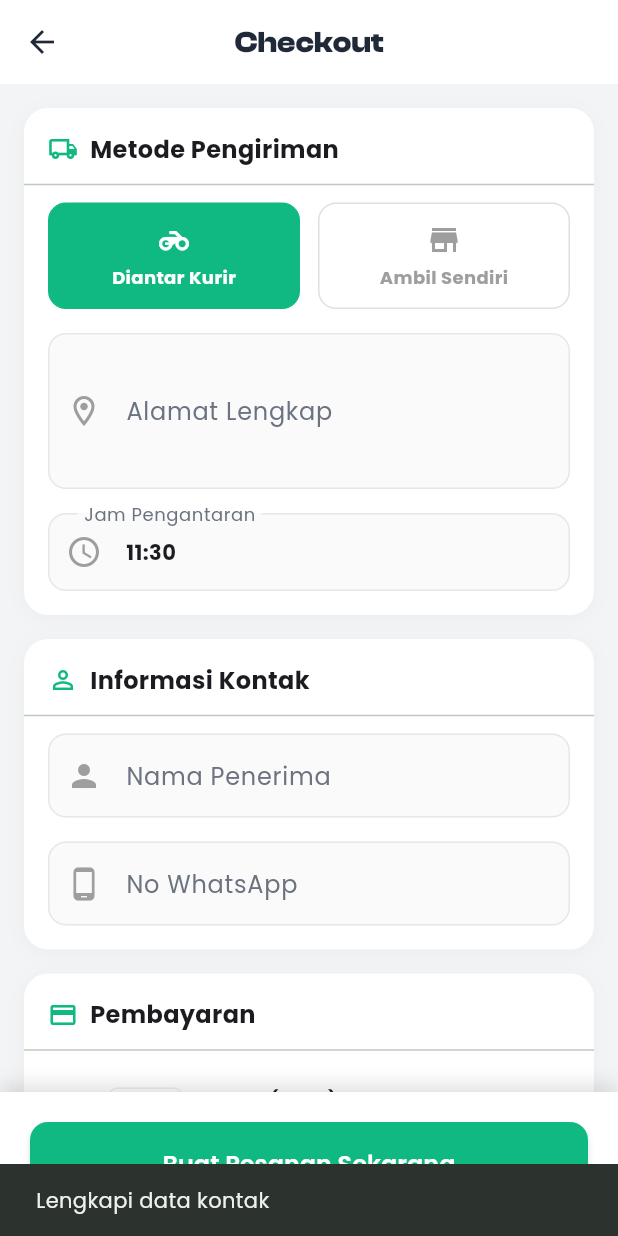
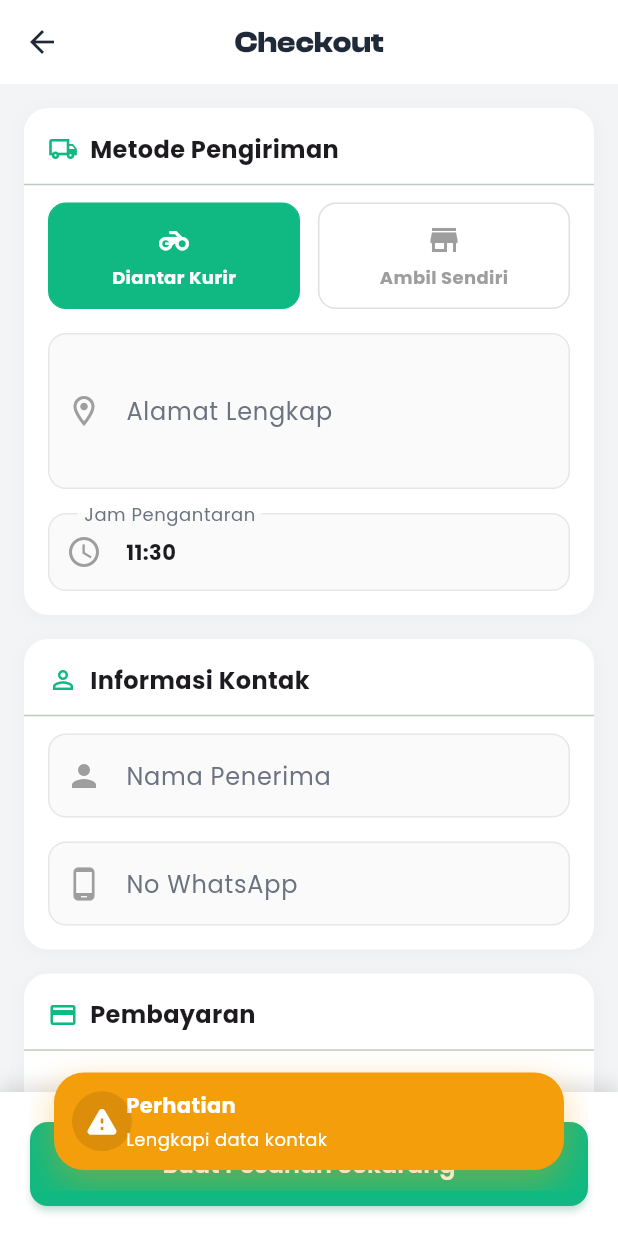
Before and after one commit to mriskisyahputraa2/Aplikasi-PanganKu, a Flutter app: the CheckoutPage screen opened directly, after a tap on "Buat Pesanan Sekarang", on a phone screen of 412 x 824 dp. Run offline on Flutter 3.47's test engine with Material 3 defaults, Android fonts, the phone set to English and light mode, and no system bars; our stand-ins replace cached_network_image, google_fonts, image_picker, shared_preferences; accounts and stored records are empty; network calls fail.

Commit message:
ui: custom pesan toast & implementasi ke semua halaman

```diff
--- a/lib/ui/pages/auth/login_page.dart
+++ b/lib/ui/pages/auth/login_page.dart
@@ -4,6 +4,7 @@ import 'package:panganku_mobile/core/theme/app_theme.dart';
 import 'package:panganku_mobile/providers/auth_provider.dart';
 import 'package:panganku_mobile/ui/pages/auth/register_page.dart';
 import 'package:panganku_mobile/ui/pages/main_page.dart';
+import 'package:panganku_mobile/utils/toast_service.dart';
 
 class LoginPage extends StatefulWidget {
   const LoginPage({super.key});
--- a/lib/ui/pages/cart/checkout_page.dart
+++ b/lib/ui/pages/cart/checkout_page.dart
@@ -10,6 +10,7 @@ import 'package:panganku_mobile/providers/cart_provider.dart';
 import 'package:panganku_mobile/providers/checkout_provider.dart';
 import 'package:panganku_mobile/ui/pages/main_page.dart';
 import 'package:panganku_mobile/data/models/product_model.dart';
+import 'package:panganku_mobile/utils/toast_service.dart';
 
 class CheckoutPage extends StatefulWidget {
   final ProductModel? product;
@@ -78,15 +79,11 @@ class _CheckoutPageState extends State<CheckoutPage> {
 
   void _handleSubmit() async {
     if (_nameController.text.isEmpty || _phoneController.text.isEmpty) {
-      ScaffoldMessenger.of(
-        context,
-      ).showSnackBar(const SnackBar(content: Text("Lengkapi data kontak")));
+      ToastService.showWarning(context, "Lengkapi data kontak");
       return;
     }
     if (_deliveryType == 'delivery' && _addressController.text.isEmpty) {
-      ScaffoldMessenger.of(context).showSnackBar(
-        const SnackBar(content: Text("Alamat pengiriman wajib diisi")),
-      );
+      ToastService.showWarning(context, "Alamat pengiriman wajib diisi");
       return;
     }
 
@@ -110,14 +107,8 @@ class _CheckoutPageState extends State<CheckoutPage> {
     if (success) {
       _showSuccessDialog();
     } else {
-      ScaffoldMessenger.of(context).showSnackBar(
-        SnackBar(
-          content: Text(
-            checkoutProvider.errorMessage ?? "Gagal memproses pesanan",
-          ),
-          backgroundColor: Colors.red,
-        ),
-      );
+      ToastService.showError(
+          context, checkoutProvider.errorMessage ?? "Gagal memproses pesanan");
     }
   }
 
--- /dev/null
+++ b/lib/utils/toast_service.dart
@@ -0,0 +1,112 @@
+import 'package:flutter/material.dart';
+
+class ToastService {
+  static void showSuccess(BuildContext context, String message) {
+    _showToast(
+      context,
+      message,
+      const Color(0xFF10B981),
+      Icons.check_circle_rounded,
+    );
+  }
+
+  static void showError(BuildContext context, String message) {
+    _showToast(context, message, const Color(0xFFEF4444), Icons.error_rounded);
+  }
+
+  static void showWarning(BuildContext context, String message) {
+    _showToast(
+      context,
+      message,
+      const Color(0xFFF59E0B),
+      Icons.warning_rounded,
+    );
+  }
+
+  static void _showToast(
+    BuildContext context,
+    String message,
+    Color color,
+    IconData icon,
+  ) {
+    ScaffoldMessenger.of(context).hideCurrentSnackBar();
+    ScaffoldMessenger.of(context).showSnackBar(
+      SnackBar(
+        content: Stack(
+          clipBehavior: Clip.none,
+          children: [
+            Container(
+              // [PERBAIKAN] Tambahkan ini agar lebar toast full
+              width: double.infinity,
+
+              padding: const EdgeInsets.fromLTRB(48, 12, 16, 12),
+              constraints: const BoxConstraints(minHeight: 60),
+              decoration: BoxDecoration(
+                color: color,
+                borderRadius: BorderRadius.circular(20),
+                boxShadow: [
+                  BoxShadow(
+                    color: color.withOpacity(0.4),
+                    blurRadius: 20,
+                    offset: const Offset(0, 8),
+                  ),
+                ],
+              ),
+              child: Column(
+                mainAxisSize: MainAxisSize.min,
+                crossAxisAlignment: CrossAxisAlignment.start,
+                mainAxisAlignment: MainAxisAlignment.center,
+                children: [
+                  Text(
+                    _getTitle(color),
+                    style: const TextStyle(
+                      fontSize: 14,
+                      fontWeight: FontWeight.bold,
+                      color: Colors.white,
+                    ),
+                  ),
+                  const SizedBox(height: 4),
+                  Text(
+                    message,
+                    style: const TextStyle(fontSize: 12, color: Colors.white),
+                    maxLines: 2,
+                    overflow: TextOverflow.ellipsis,
+                  ),
+                ],
+              ),
+            ),
+            // Floating Icon Effect
+            Positioned(
+              bottom: 0,
+              top: 0,
+              left: 12,
+              child: Center(
+                child: Container(
+                  padding: const EdgeInsets.all(8),
+                  decoration: BoxDecoration(
+                    color: Colors.black.withOpacity(0.1),
+                    shape: BoxShape.circle,
+                  ),
+                  child: Icon(icon, size: 24, color: Colors.white),
+                ),
+              ),
+            ),
+          ],
+        ),
+        behavior: SnackBarBehavior.floating,
+        backgroundColor: Colors.transparent,
+        elevation: 0,
+        // Margin ini yang menentukan seberapa lebar toast dari pinggir layar
+        margin: const EdgeInsets.fromLTRB(20, 0, 20, 30),
+        duration: const Duration(seconds: 2),
+      ),
+    );
+  }
+
+  static String _getTitle(Color color) {
+    if (color == const Color(0xFF10B981)) return "Berhasil!";
+    if (color == const Color(0xFFEF4444)) return "Gagal!";
+    if (color == const Color(0xFFF59E0B)) return "Perhatian";
+    return "Info";
+  }
+}
```
Also changed, not shown: lib/ui/pages/auth/register_page.dart (+5 -13 lines), lib/ui/pages/cart/cart_page.dart (+8 -26 lines), lib/ui/pages/history/order_detail_page.dart (+22 -36 lines), lib/ui/pages/home/home_page.dart (+11 -23 lines), lib/ui/pages/product/catalog_page.dart (+3 -8 lines), lib/ui/pages/product/product_detail_page.dart (+3 -11 lines), lib/ui/pages/profile/edit_profile_page.dart (+6 -21 lines).
